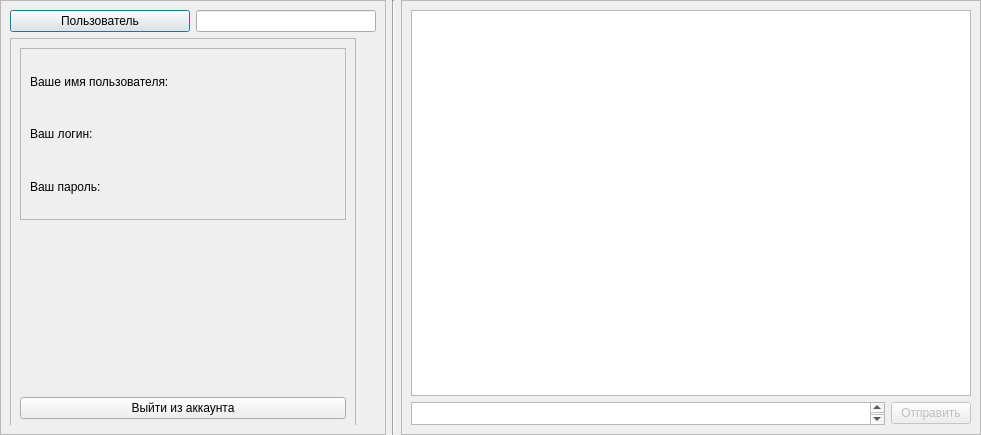
Before: the Qt Designer form client/messenger.ui in Roman1Korovin/Messenger, drawn with Qt 5.
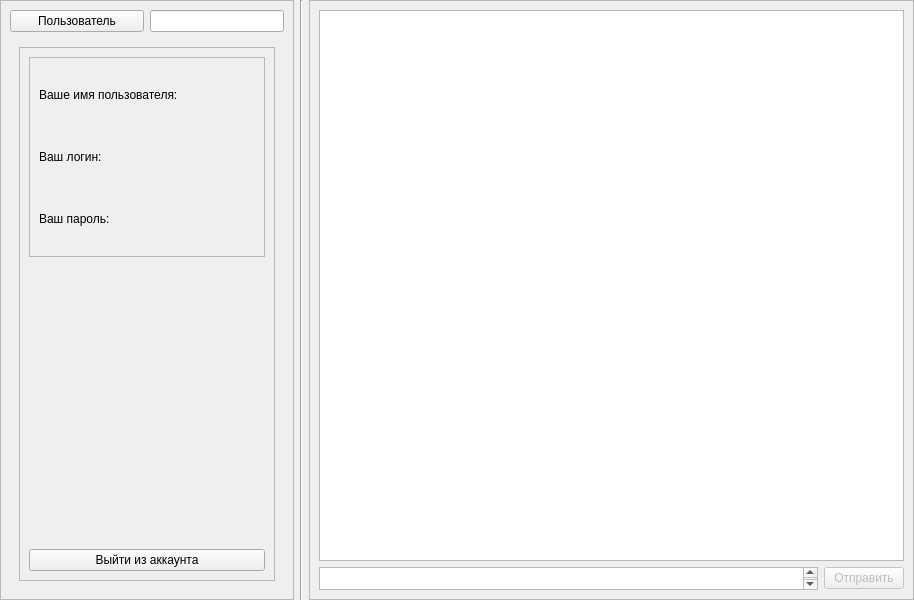
After: the same form once the commit is applied. The open tabs and pages were chosen to show the change. Custom widgets are drawn as their Qt base class.

Commit message: added new class "networkmanager" in client respobsible for client-server connection, relocated network functions to new class, changed class called by main from authorization to messenger

```diff
--- a/client/messenger.ui
+++ b/client/messenger.ui
@@ -1,21 +1,15 @@
 <?xml version="1.0" encoding="UTF-8"?>
 <ui version="4.0">
- <class>messenger</class>
- <widget class="QDialog" name="messenger">
+ <class>Messenger</class>
+ <widget class="QMainWindow" name="Messenger">
   <property name="geometry">
    <rect>
     <x>0</x>
     <y>0</y>
-    <width>981</width>
-    <height>435</height>
+    <width>914</width>
+    <height>600</height>
    </rect>
   </property>
-  <property name="sizePolicy">
-   <sizepolicy hsizetype="Preferred" vsizetype="Preferred">
-    <horstretch>0</horstretch>
-    <verstretch>0</verstretch>
-   </sizepolicy>
-  </property>
   <property name="baseSize">
    <size>
     <width>1000</width>
@@ -25,7 +19,8 @@
   <property name="windowTitle">
    <string>Dialog</string>
   </property>
-  <layout class="QHBoxLayout" name="horizontalLayout" stretch="2,0,3">
+  <widget class="QWidget" name="centralwidget">
+   <layout class="QHBoxLayout" name="horizontalLayout" stretch="0,0,3">
    <property name="leftMargin">
     <number>0</number>
    </property>
@@ -66,15 +61,9 @@
          <number>1</number>
         </property>
         <widget class="QWidget" name="page2">
+          <layout class="QVBoxLayout" name="verticalLayout_2">
+           <item>
          <widget class="QFrame" name="frame">
-          <property name="geometry">
-           <rect>
-            <x>0</x>
-            <y>0</y>
-            <width>346</width>
-            <height>391</height>
-           </rect>
-          </property>
           <property name="sizePolicy">
            <sizepolicy hsizetype="Preferred" vsizetype="Preferred">
             <horstretch>0</horstretch>
@@ -251,6 +240,8 @@
            </item>
           </layout>
          </widget>
+           </item>
+          </layout>
         </widget>
         <widget class="QWidget" name="page1">
          <layout class="QVBoxLayout" name="verticalLayout">
@@ -363,6 +354,17 @@
     </widget>
    </item>
   </layout>
+  </widget>
+  <widget class="QMenuBar" name="menubar">
+   <property name="geometry">
+    <rect>
+     <x>0</x>
+     <y>0</y>
+     <width>914</width>
+     <height>21</height>
+    </rect>
+   </property>
+  </widget>
  </widget>
  <customwidgets>
   <customwidget>
```
Left out of the diff: 66 changed lines with no effect on the pictures. Lines whose indentation alone changed are shown as unchanged. The commit also changes 11 other files.
